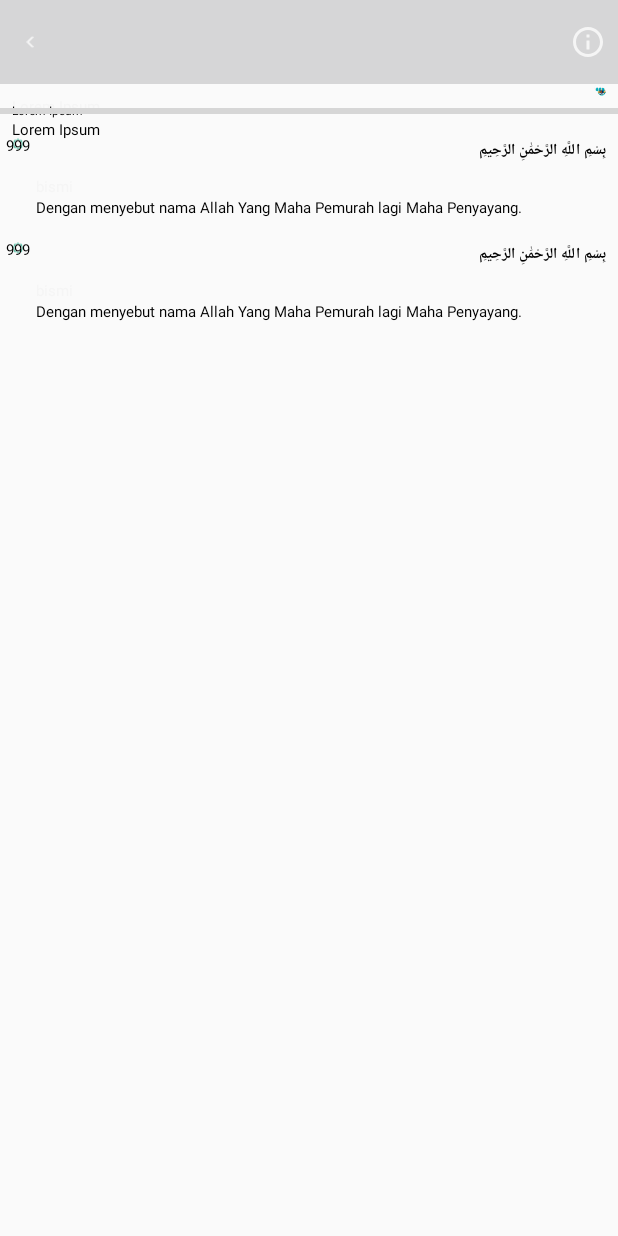
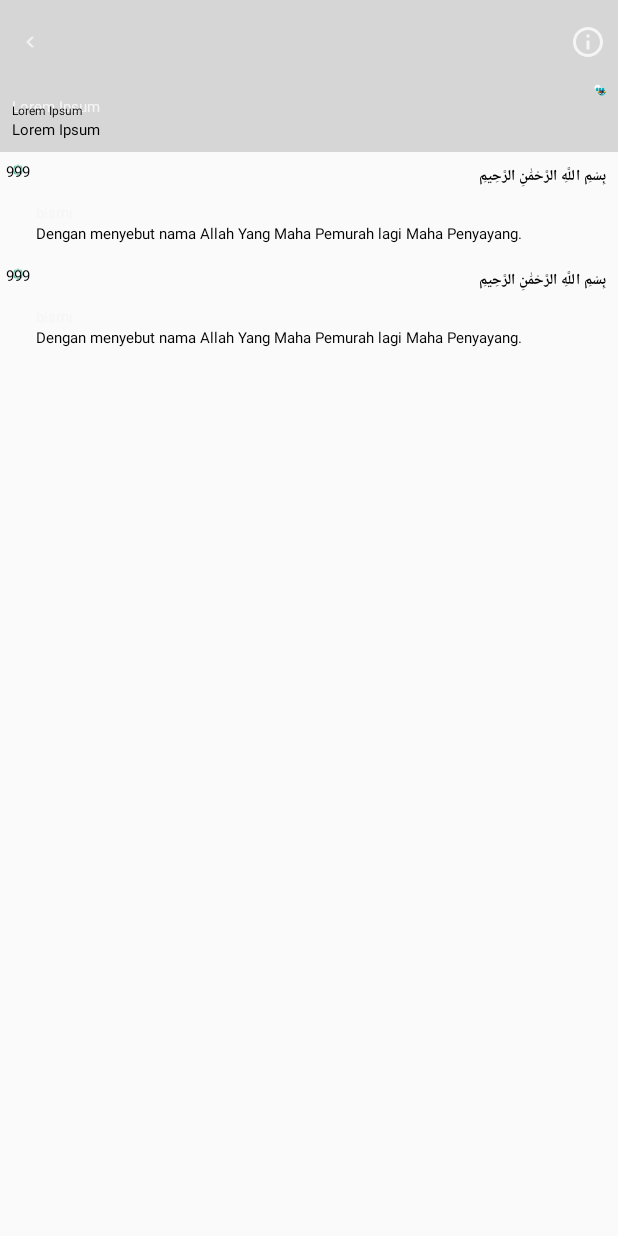
Before and after one commit to oratakashi/MyQuran-app, an Android app: the layout fragment_detail.xml on its own in the app's theme, with its tools: preview values and no code run, on a phone screen of 412 x 824 dp. Run offline under Robolectric (Android 15) with nearby library versions, the phone set to English and light mode, and no system bars; plain views replace MultiStateView; grey boxes are pictures that could not be loaded.

Commit message:
refactor: Flatting Layout Detail Surah

```diff
--- a/app/src/main/java/com/oratakashi/myquran/App.kt
+++ b/app/src/main/java/com/oratakashi/myquran/App.kt
@@ -8,6 +8,7 @@ import com.oratakashi.myquran.di.quranModule
 import com.oratakashi.myquran.utils.AppConfig
 import org.koin.android.ext.koin.androidContext
 import org.koin.core.context.startKoin
+import org.koin.core.module.Module
 
 class App: Application() {
     override fun onCreate() {
@@ -21,12 +22,16 @@ class App: Application() {
 
         startKoin {
             androidContext(this@App)
-            modules(
-                networkModule,
-                navigationModule,
-                databaseModule,
-                quranModule
-            )
+            modules(defineKoinModules())
         }
     }
+
+    private fun defineKoinModules(): List<Module> {
+        return listOf(
+            networkModule,
+            navigationModule,
+            databaseModule,
+            quranModule
+        )
+    }
 }
--- a/app/src/main/res/layout/fragment_detail.xml
+++ b/app/src/main/res/layout/fragment_detail.xml
@@ -1,16 +1,12 @@
 <?xml version="1.0" encoding="utf-8"?>
-<androidx.coordinatorlayout.widget.CoordinatorLayout xmlns:android="http://schemas.android.com/apk/res/android"
+<LinearLayout xmlns:android="http://schemas.android.com/apk/res/android"
     xmlns:tools="http://schemas.android.com/tools"
     android:layout_width="match_parent"
     android:layout_height="match_parent"
     tools:ignore="ContentDescription"
+    android:orientation="vertical"
     xmlns:app="http://schemas.android.com/apk/res-auto"
     tools:context=".presentation.menu.detail.DetailFragment">
-
-    <com.google.android.material.appbar.AppBarLayout
-        android:layout_width="match_parent"
-        android:layout_height="wrap_content"
-        app:liftOnScroll="true">
     <com.google.android.material.appbar.MaterialToolbar
         android:layout_width="match_parent"
         android:layout_height="?attr/actionBarSize"
@@ -42,15 +38,19 @@
                 app:tint="?attr/colorPrimary" />
         </androidx.constraintlayout.widget.ConstraintLayout>
     </com.google.android.material.appbar.MaterialToolbar>
-    </com.google.android.material.appbar.AppBarLayout>
-
-    <androidx.core.widget.NestedScrollView
+    <androidx.coordinatorlayout.widget.CoordinatorLayout
         android:layout_width="match_parent"
-        android:layout_height="match_parent"
-        app:layout_behavior="@string/appbar_scrolling_view_behavior">
+        android:layout_height="match_parent">
+        <com.google.android.material.appbar.AppBarLayout
+            android:layout_width="match_parent"
+            android:layout_height="wrap_content"
+            app:liftOnScroll="true"
+            android:backgroundTint="@color/white">
             <androidx.constraintlayout.widget.ConstraintLayout
                 android:layout_width="match_parent"
-            android:layout_height="wrap_content">
+                android:layout_height="wrap_content"
+                app:layout_scrollFlags="scroll|exitUntilCollapsed"
+                android:paddingBottom="@dimen/dimen_16dp">
                 <com.airbnb.lottie.LottieAnimationView
                     android:id="@+id/lottieAnimationView2"
                     android:layout_width="@dimen/dimen_120dp"
@@ -102,37 +102,27 @@
                     app:layout_constraintStart_toStartOf="parent"
                     app:layout_constraintTop_toBottomOf="@+id/tvTranslation"
                     tools:text="@string/foo" />
-
-            <View
-                android:id="@+id/view2"
-                android:layout_width="match_parent"
-                android:layout_height="4dp"
-                android:layout_marginTop="@dimen/dimen_16dp"
-                android:background="@color/black5"
-                app:layout_constraintEnd_toEndOf="parent"
-                app:layout_constraintStart_toStartOf="parent"
-                app:layout_constraintTop_toBottomOf="@+id/lottieAnimationView2" />
+            </androidx.constraintlayout.widget.ConstraintLayout>
+        </com.google.android.material.appbar.AppBarLayout>
 
         <com.kennyc.view.MultiStateView
             android:id="@+id/msvDetail"
             android:layout_width="match_parent"
-                android:layout_height="0dp"
+            android:layout_height="match_parent"
             app:msv_viewState="content"
             tools:msv_viewState="loading"
             app:msv_animateViewChanges="true"
+            app:layout_behavior="@string/appbar_scrolling_view_behavior"
             app:msv_loadingView="@layout/layout_loading"
-                android:layout_marginTop="@dimen/dimen_16dp"
-                app:layout_constraintTop_toBottomOf="@+id/view2">
+            app:layout_constraintTop_toTopOf="parent">
 
             <androidx.recyclerview.widget.RecyclerView
                 android:id="@+id/rvAyat"
                 android:layout_width="match_parent"
                 android:layout_height="wrap_content"
-                    android:nestedScrollingEnabled="false"
                 app:layoutManager="androidx.recyclerview.widget.LinearLayoutManager"
                 tools:listitem="@layout/item_ayat"
                 tools:itemCount="2"/>
         </com.kennyc.view.MultiStateView>
-        </androidx.constraintlayout.widget.ConstraintLayout>
-    </androidx.core.widget.NestedScrollView>
     </androidx.coordinatorlayout.widget.CoordinatorLayout>
+</LinearLayout>
```
Lines whose indentation alone changed are shown as unchanged.
